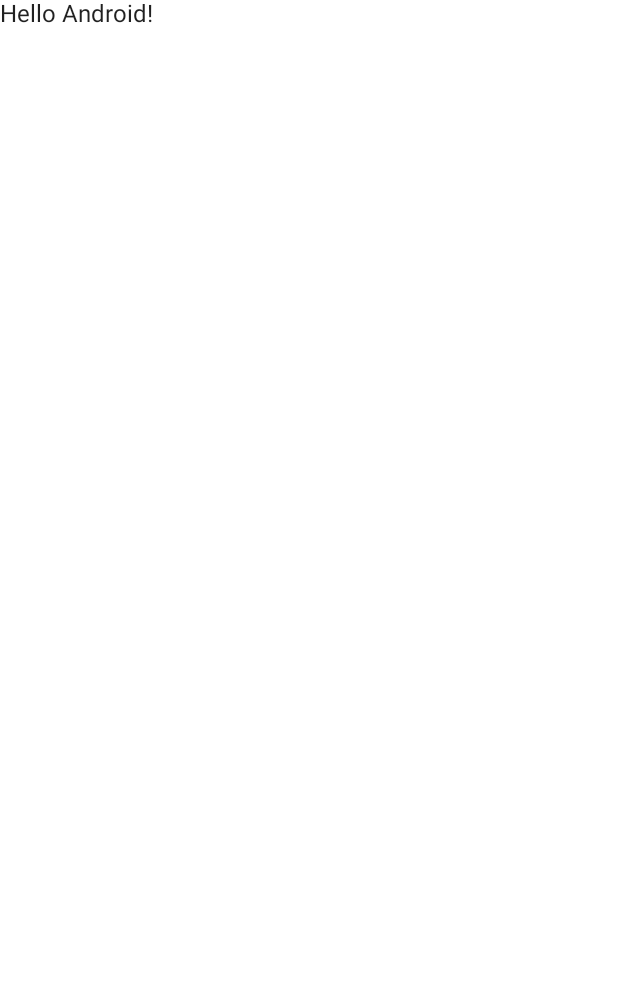
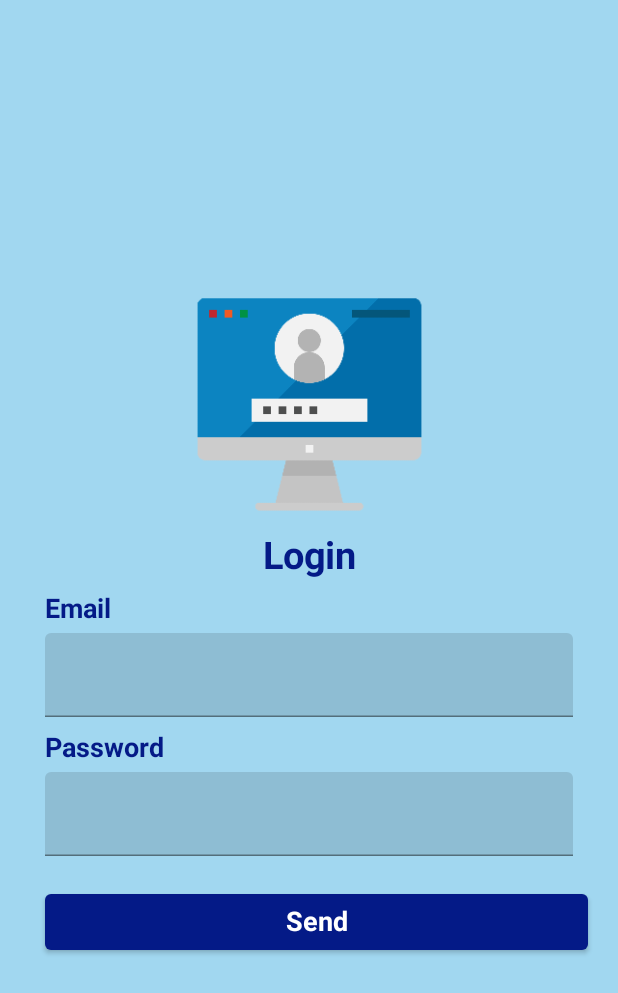
Before and after one commit to morningbob/JessChatLex, an Android app built with Jetpack Compose: the screen it shows after launch (MainActivity), on a phone screen of 412 x 824 dp. Before the commit the part shown is almost empty. Shown: the top 993 px of the screen. Run offline under Robolectric (Android 15) with nearby library versions, the phone set to English and light mode, and no system bars.

Commit message:
built login page basic functions and interface
building create account basic functions and interface.  Will add AWS authentication later.

```diff
--- /dev/null
+++ b/app/src/main/java/com/bitpunchlab/android/jesschatlex/Destinations.kt
@@ -0,0 +1,6 @@
+package com.bitpunchlab.android.jesschatlex
+
+interface Destinations {
+    val route : String
+
+}
--- a/app/src/main/java/com/bitpunchlab/android/jesschatlex/MainActivity.kt
+++ b/app/src/main/java/com/bitpunchlab/android/jesschatlex/MainActivity.kt
@@ -3,14 +3,23 @@ package com.bitpunchlab.android.jesschatlex
 import android.os.Bundle
 import androidx.activity.ComponentActivity
 import androidx.activity.compose.setContent
-import androidx.compose.foundation.layout.fillMaxSize
-import androidx.compose.material.MaterialTheme
-import androidx.compose.material.Surface
-import androidx.compose.material.Text
-import androidx.compose.runtime.Composable
+import androidx.compose.foundation.Image
+import androidx.compose.foundation.layout.*
+import androidx.compose.foundation.rememberScrollState
+import androidx.compose.foundation.text.KeyboardOptions
+import androidx.compose.foundation.verticalScroll
+import androidx.compose.material.*
+import androidx.compose.runtime.*
+import androidx.compose.ui.Alignment
 import androidx.compose.ui.Modifier
+import androidx.compose.ui.res.painterResource
+import androidx.compose.ui.text.input.KeyboardType
+import androidx.compose.ui.text.input.TextFieldValue
+import androidx.compose.ui.text.style.TextAlign
 import androidx.compose.ui.tooling.preview.Preview
+import androidx.compose.ui.unit.dp
 import com.bitpunchlab.android.jesschatlex.ui.theme.JessChatLexTheme
+import com.bitpunchlab.android.jesschatlex.userAccount.LoginScreen
 
 class MainActivity : ComponentActivity() {
     override fun onCreate(savedInstanceState: Bundle?) {
@@ -18,12 +27,7 @@ class MainActivity : ComponentActivity() {
         setContent {
             JessChatLexTheme {
                 // A surface container using the 'background' color from the theme
-                Surface(
-                    modifier = Modifier.fillMaxSize(),
-                    color = MaterialTheme.colors.background
-                ) {
-                    Greeting("Android")
-                }
+                LoginScreen()
             }
         }
     }
@@ -34,6 +38,9 @@ fun Greeting(name: String) {
     Text(text = "Hello $name!")
 }
 
+
+
+
 @Preview(showBackground = true)
 @Composable
 fun DefaultPreview() {
--- /dev/null
+++ b/app/src/main/java/com/bitpunchlab/android/jesschatlex/base/components.kt
@@ -0,0 +1,86 @@
+package com.bitpunchlab.android.jesschatlex.base
+
+import androidx.compose.foundation.Image
+import androidx.compose.foundation.layout.fillMaxWidth
+import androidx.compose.foundation.layout.padding
+import androidx.compose.foundation.text.KeyboardOptions
+import androidx.compose.material.Button
+import androidx.compose.material.MaterialTheme
+import androidx.compose.material.Text
+import androidx.compose.material.TextField
+import androidx.compose.runtime.*
+import androidx.compose.ui.Modifier
+import androidx.compose.ui.res.painterResource
+import androidx.compose.ui.text.input.KeyboardType
+import androidx.compose.ui.text.input.TextFieldValue
+import androidx.compose.ui.text.style.TextAlign
+import androidx.compose.ui.unit.Dp
+import androidx.compose.ui.unit.dp
+import com.bitpunchlab.android.jesschatlex.R
+
+@Composable
+fun UserInputTextField(hint: String, hide: Boolean) : TextFieldValue {
+    var inputText by remember { mutableStateOf(TextFieldValue("")) }
+
+    val keyboardType = if (hide) { KeyboardType.Password} else { KeyboardType.Text }
+
+    TextField(
+        value = inputText,
+        onValueChange = { newText: TextFieldValue ->
+            inputText = newText
+        },
+        modifier = Modifier
+            .fillMaxWidth()
+            .padding(top = 5.dp, start = 30.dp, end = 30.dp),
+        keyboardOptions = KeyboardOptions(keyboardType = keyboardType)
+    )
+
+    return inputText
+}
+
+@Composable
+fun TitleText(title: String, paddingTop: Int, paddingBottom: Int) {
+    Text(
+        text = title,
+        modifier = Modifier
+            .fillMaxWidth()
+            .padding(top = paddingTop.dp, bottom = paddingBottom.dp),
+        textAlign = TextAlign.Center,
+        style = MaterialTheme.typography.h1
+    )
+}
+
+@Composable
+fun DescriptionTitleText(title: String, paddingTop: Int, paddingBottom: Int) {
+    Text(
+        text = title,
+        modifier = Modifier
+            .padding(top = paddingTop.dp, bottom = paddingBottom.dp, start = 30.dp),
+        style = MaterialTheme.typography.h3
+    )
+}
+
+@Composable
+fun GeneralButton(title: String, onClick: () -> Unit, paddingTop: Int, paddingBottom: Int) {
+    Button(
+        onClick = { onClick.invoke() },
+        modifier = Modifier
+            .padding(top = paddingTop.dp, start = 30.dp, end = paddingBottom.dp)
+            .fillMaxWidth(),
+
+        ) {
+        Text(text = title)
+    }
+}
+
+@Composable
+fun HeaderImage(resource: Int, description: String, paddingTop: Int, paddingBottom: Int) {
+    Image(
+        painter = painterResource(id = resource),
+        modifier = Modifier
+            .fillMaxWidth(0.4f)
+            .padding(top = paddingTop.dp, bottom = paddingBottom.dp),
+        contentDescription = description,
+
+        )
+}
--- /dev/null
+++ b/app/src/main/java/com/bitpunchlab/android/jesschatlex/helpers/extensions.kt
@@ -0,0 +1,3 @@
+package com.bitpunchlab.android.jesschatlex.helpers
+
+import androidx.compose.material.TextField
--- a/app/src/main/java/com/bitpunchlab/android/jesschatlex/ui/theme/Color.kt
+++ b/app/src/main/java/com/bitpunchlab/android/jesschatlex/ui/theme/Color.kt
@@ -2,7 +2,15 @@ package com.bitpunchlab.android.jesschatlex.ui.theme
 
 import androidx.compose.ui.graphics.Color
 
-val Purple200 = Color(0xFFBB86FC)
-val Purple500 = Color(0xFF6200EE)
-val Purple700 = Color(0xFF3700B3)
-val Teal200 = Color(0xFF03DAC5)
+object JessChatLex {
+
+    val Purple200 = Color(0xFFBB86FC)
+    val Purple500 = Color(0xFF6200EE)
+    val Purple700 = Color(0xFF3700B3)
+    val Teal200 = Color(0xFF03DAC5)
+
+    val background = Color(0xFFa1d7f0)
+    val titleColor = Color(0xFF041a87)
+    val contentColor = Color(0xFF0b29bd)
+    val buttonColor = Color(0xFF3c58e6)
+}
--- a/app/src/main/java/com/bitpunchlab/android/jesschatlex/ui/theme/Theme.kt
+++ b/app/src/main/java/com/bitpunchlab/android/jesschatlex/ui/theme/Theme.kt
@@ -5,20 +5,23 @@ import androidx.compose.material.MaterialTheme
 import androidx.compose.material.darkColors
 import androidx.compose.material.lightColors
 import androidx.compose.runtime.Composable
+import androidx.compose.ui.graphics.Color
 
 private val DarkColorPalette = darkColors(
-    primary = Purple200,
-    primaryVariant = Purple700,
-    secondary = Teal200
+    primary = JessChatLex.titleColor,
+    primaryVariant = JessChatLex.contentColor,
+    secondary = JessChatLex.buttonColor
 )
 
 private val LightColorPalette = lightColors(
-    primary = Purple500,
-    primaryVariant = Purple700,
-    secondary = Teal200
+    primary = JessChatLex.titleColor,
+    primaryVariant = JessChatLex.contentColor,
+    secondary = JessChatLex.buttonColor,
+    background = JessChatLex.background,
+    //buttonColor = JessChatLex.buttonColor
 
     /* Other default colors to override
-    background = Color.White,
+
     surface = Color.White,
     onPrimary = Color.White,
     onSecondary = Color.Black,
--- a/app/src/main/java/com/bitpunchlab/android/jesschatlex/ui/theme/Type.kt
+++ b/app/src/main/java/com/bitpunchlab/android/jesschatlex/ui/theme/Type.kt
@@ -1,6 +1,7 @@
 package com.bitpunchlab.android.jesschatlex.ui.theme
 
 import androidx.compose.material.Typography
+import androidx.compose.ui.graphics.Color
 import androidx.compose.ui.text.TextStyle
 import androidx.compose.ui.text.font.FontFamily
 import androidx.compose.ui.text.font.FontWeight
@@ -8,11 +9,30 @@ import androidx.compose.ui.unit.sp
 
 // Set of Material typography styles to start with
 val Typography = Typography(
+
+    h1 = TextStyle(
+        fontFamily = FontFamily.Default,
+        fontWeight = FontWeight.Bold,
+        fontSize = 25.sp,
+        color = JessChatLex.titleColor
+    ),
+    h3 = TextStyle(
+        fontWeight = FontWeight.Bold,
+        fontSize = 18.sp,
+        color = JessChatLex.titleColor
+    ),
     body1 = TextStyle(
         fontFamily = FontFamily.Default,
         fontWeight = FontWeight.Normal,
-        fontSize = 16.sp
+        fontSize = 18.sp,
+        color = JessChatLex.contentColor
+    ),
+    button = TextStyle(
+        fontSize = 18.sp,
+        fontWeight = FontWeight.Bold,
+        color = Color.White
     )
+
     /* Other default text styles to override
     button = TextStyle(
         fontFamily = FontFamily.Default,
--- /dev/null
+++ b/app/src/main/java/com/bitpunchlab/android/jesschatlex/userAccount/CreateAccountScreen.kt
@@ -0,0 +1,51 @@
+package com.bitpunchlab.android.jesschatlex.userAccount
+
+import android.util.Log
+import androidx.compose.foundation.layout.Arrangement
+import androidx.compose.foundation.layout.Column
+import androidx.compose.foundation.layout.fillMaxSize
+import androidx.compose.foundation.rememberScrollState
+import androidx.compose.foundation.verticalScroll
+import androidx.compose.runtime.*
+import androidx.compose.ui.Alignment
+import androidx.compose.ui.Modifier
+import androidx.compose.ui.text.input.TextFieldValue
+import com.bitpunchlab.android.jesschatlex.R
+import com.bitpunchlab.android.jesschatlex.base.*
+
+@Composable
+fun CreateAccountScreen() {
+    Column(modifier = Modifier
+        .fillMaxSize()
+        .verticalScroll(rememberScrollState()),
+        verticalArrangement = Arrangement.Center,
+        horizontalAlignment = Alignment.CenterHorizontally
+    ) {
+        Column(
+            modifier = Modifier.fillMaxSize(),
+            horizontalAlignment = Alignment.CenterHorizontally
+        ) {
+            var nameInput by remember { mutableStateOf(TextFieldValue("")) }
+            var emailInput by remember { mutableStateOf(TextFieldValue("")) }
+            var passwordInput by remember { mutableStateOf(TextFieldValue("")) }
+            var confirmPasswordInput by remember { mutableStateOf(TextFieldValue("")) }
+            var onSendClicked = { Log.i("onSendClicked", "received")
+                Unit
+            }
+
+            HeaderImage(resource = R.mipmap.adduser, description = "Create Account logo",
+                paddingTop = 0, paddingBottom = 0)
+            TitleText(title = "Create Account", paddingTop = 30, paddingBottom = 30)
+            DescriptionTitleText(title = "Name", paddingTop = 10, paddingBottom = 0)
+            nameInput = UserInputTextField(hint = "Ben", hide = false)
+            DescriptionTitleText(title = "Email", paddingTop = 10, paddingBottom = 0)
+            emailInput = UserInputTextField(hint = "ben@abc.com", hide = false)
+            DescriptionTitleText(title = "Password", paddingTop = 10, paddingBottom = 0)
+            passwordInput = UserInputTextField(hint = "meqr06px", hide = true)
+            DescriptionTitleText(title = "Confirm Password", paddingTop = 10, paddingBottom = 0)
+            confirmPasswordInput = UserInputTextField(hint = "meqr06px", hide = true)
+            //DescriptionTitleText(title = , paddingTop = , paddingBottom = )
+            GeneralButton(title = "Send", onClick = { onSendClicked }, paddingTop = 20, paddingBottom = 20)
+        }
+    }
+}
--- /dev/null
+++ b/app/src/main/java/com/bitpunchlab/android/jesschatlex/userAccount/LoginScreen.kt
@@ -0,0 +1,80 @@
+package com.bitpunchlab.android.jesschatlex.userAccount
+
+import android.util.Log
+import androidx.compose.foundation.Image
+import androidx.compose.foundation.layout.*
+import androidx.compose.foundation.rememberScrollState
+import androidx.compose.foundation.verticalScroll
+import androidx.compose.material.*
+import androidx.compose.runtime.*
+import androidx.compose.ui.Alignment
+import androidx.compose.ui.Modifier
+import androidx.compose.ui.res.painterResource
+import androidx.compose.ui.text.input.TextFieldValue
+import androidx.compose.ui.text.style.TextAlign
+import androidx.compose.ui.unit.dp
+import com.bitpunchlab.android.jesschatlex.R
+import com.bitpunchlab.android.jesschatlex.base.*
+
+@Composable
+fun LoginScreen() {
+    Surface(
+        modifier = Modifier.fillMaxSize(),
+        color = MaterialTheme.colors.background
+    ) {
+        var emailInput by remember { mutableStateOf(TextFieldValue("")) }
+        var passwordInput by remember { mutableStateOf(TextFieldValue("")) }
+        var onSendClicked = { Log.i("onSendClicked", "received in main")
+            Unit
+        }
+
+        Column(
+            horizontalAlignment = Alignment.CenterHorizontally,
+            verticalArrangement = Arrangement.Center,
+            modifier = Modifier.verticalScroll(rememberScrollState())
+        ) {
+
+
+            Column(horizontalAlignment = Alignment.CenterHorizontally) {
+                HeaderImage(resource = R.mipmap.login, description = "Login Icon",
+                paddingTop = 0, paddingBottom = 0)
+                TitleText(title = "Login", paddingTop = 5, paddingBottom = 0)
+            }
+            Column(horizontalAlignment = Alignment.Start) {
+                DescriptionTitleText(title = "Email", paddingTop = 10, paddingBottom = 0)
+                emailInput = UserInputTextField(hint = "ben@abc.com", hide = false)
+                DescriptionTitleText(title = "Password", paddingTop = 10, paddingBottom = 0)
+                passwordInput = UserInputTextField(hint = "fjeob46l", hide = true)
+            }
+            GeneralButton(title = "Send", onClick = onSendClicked, paddingTop = 20, paddingBottom = 20)
+        }
+    }
+}
+/*
+TextField(
+                    modifier = Modifier
+                        .fillMaxWidth()
+                        .padding(top = 5.dp, start = 30.dp, end = 30.dp),
+                    /*
+                hint = "ben@abc.com",
+                style = MaterialTheme.typography.body1,
+                 */
+                    value = emailInput,
+                    onValueChange = { newInput: TextFieldValue ->
+                        emailInput = newInput
+                    }
+                )
+                TextField(
+                    modifier = Modifier
+                        .fillMaxWidth()
+                        .padding(top = 5.dp, start = 30.dp, end = 30.dp),
+                    /*
+                hint = "ben@abc.com",
+                style = MaterialTheme.typography.body1,
+                 */
+                    value = passwordInput,
+                    onValueChange = { newInput: TextFieldValue ->
+                        passwordInput = newInput
+                    }
+                )
+ */
```
Also changed, not shown: app/src/main/res/mipmap-xxhdpi/adduser.png (added), app/src/main/res/mipmap-xxhdpi/login.png (added).
